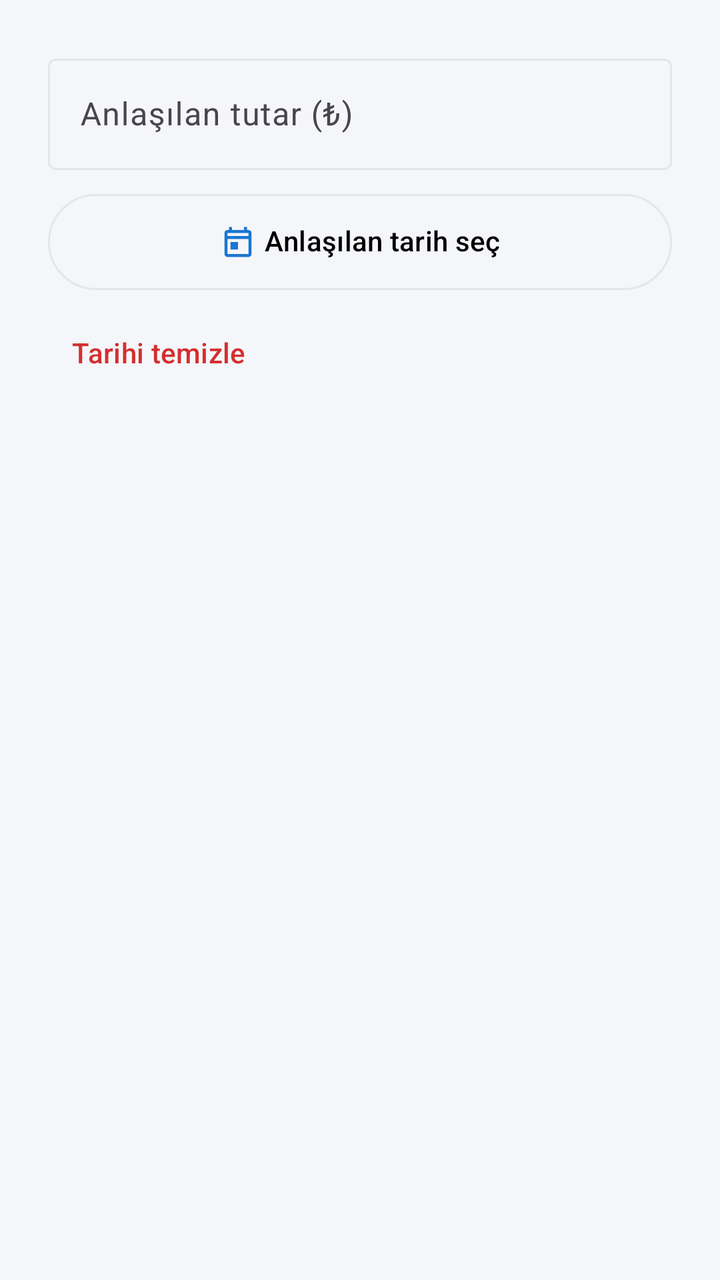
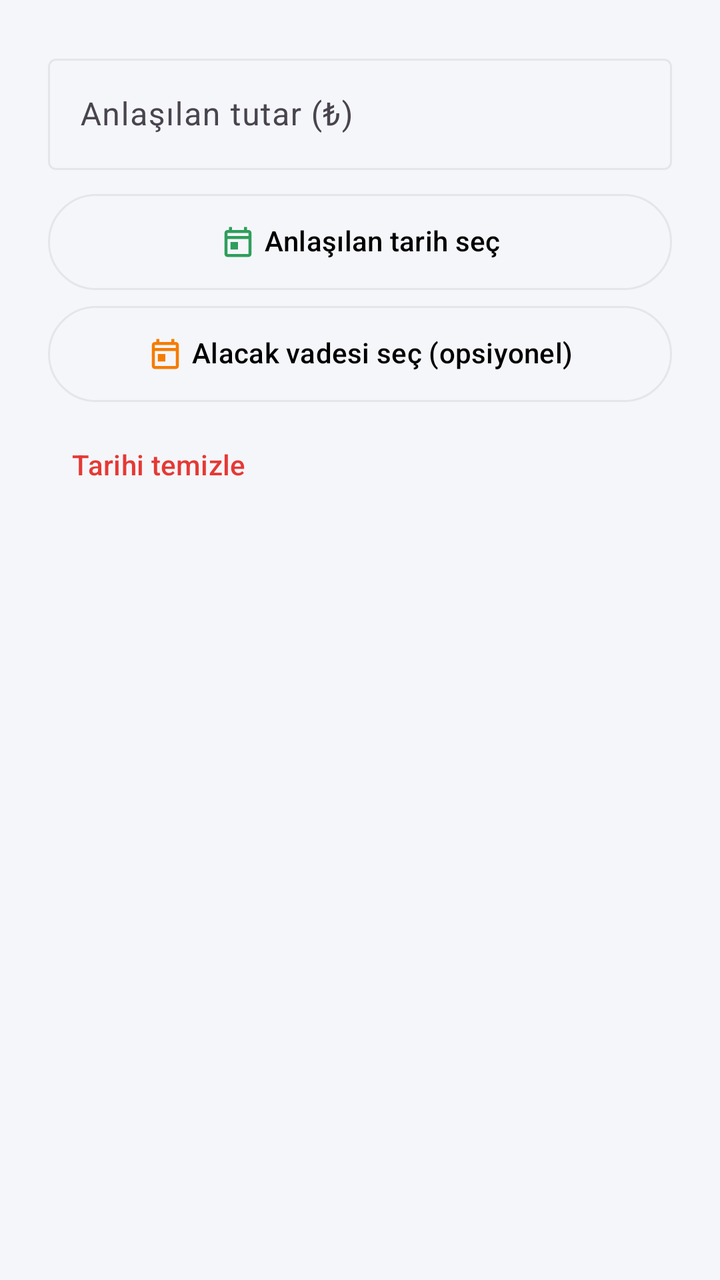

Before-and-after screenshots of an Android layout around one commit, followed by the original layout XML and the change that was made.
<!-- AndroidManifest.xml: application theme Theme.RotaUygulama -->
<!-- res/layout/dialog_edit_agreement.xml -->
<?xml version="1.0" encoding="utf-8"?>
<LinearLayout xmlns:android="http://schemas.android.com/apk/res/android"
    xmlns:app="http://schemas.android.com/apk/res-auto"
    android:layout_width="match_parent"
    android:layout_height="wrap_content"
    android:orientation="vertical"
    android:padding="@dimen/space_l">

    <com.google.android.material.textfield.TextInputLayout
        android:id="@+id/input_amount"
        android:layout_width="match_parent"
        android:layout_height="wrap_content"
        android:hint="@string/ledger_agreed_amount_hint">

        <com.google.android.material.textfield.TextInputEditText
            android:id="@+id/edit_amount"
            android:layout_width="match_parent"
            android:layout_height="wrap_content"
            android:inputType="numberDecimal"
            android:maxLines="1" />
    </com.google.android.material.textfield.TextInputLayout>

    <com.google.android.material.button.MaterialButton
        android:id="@+id/button_date"
        style="@style/Widget.Rota.Button.Outlined"
        android:layout_width="match_parent"
        android:layout_height="wrap_content"
        android:layout_marginTop="@dimen/space_s"
        android:text="@string/ledger_agreed_date_pick"
        app:icon="@drawable/ic_calendar"
        app:iconGravity="textStart"
        app:iconTint="@color/brand_blue" />

    <com.google.android.material.button.MaterialButton
        android:id="@+id/button_clear_date"
        style="@style/Widget.Material3.Button.TextButton"
        android:layout_width="wrap_content"
        android:layout_height="wrap_content"
        android:layout_marginTop="@dimen/space_xs"
        android:text="@string/ledger_clear_date"
        android:textColor="@color/error_red" />

</LinearLayout>
<!-- resources referenced by this layout -->
<resources>
  <color name="brand_blue">#FF1976D2</color>
  <color name="error_red">#FFD32F2F</color>
  <dimen name="space_l">24dp</dimen>
  <dimen name="space_s">12dp</dimen>
  <dimen name="space_xs">8dp</dimen>
  <!-- drawable ic_calendar (drawable) -->
  <?xml version="1.0" encoding="utf-8"?>
  <vector xmlns:android="http://schemas.android.com/apk/res/android"
      android:width="24dp"
      android:height="24dp"
      android:viewportWidth="24"
      android:viewportHeight="24">
  
      <path
          android:fillColor="#FFFFFF"
          android:pathData="M19,4h-1L18,2h-2v2L8,4L8,2L6,2v2L5,4c-1.11,0 -1.99,0.9 -1.99,2L3,20c0,1.1 0.89,2 2,2h14c1.1,0 2,-0.9 2,-2L21,6c0,-1.1 -0.9,-2 -2,-2zM19,20L5,20L5,10h14v10zM19,8L5,8L5,6h14v2zM7,12h5v5L7,17z" />
  
  </vector>
  <string name="ledger_agreed_amount_hint">Anlaşılan tutar (₺)</string>
  <string name="ledger_agreed_date_pick">Anlaşılan tarih seç</string>
  <string name="ledger_clear_date">Tarihi temizle</string>
  <style name="Widget.Rota.Button.Outlined" parent="Widget.Material3.Button.OutlinedButton">
          <item name="cornerRadius">@dimen/radius_pill</item>
          <item name="android:insetLeft">0dp</item>
          <item name="android:insetRight">0dp</item>
          <item name="android:insetTop">0dp</item>
          <item name="android:insetBottom">0dp</item>
          <item name="android:minHeight">48dp</item>
          <item name="android:gravity">center</item>
          <item name="android:includeFontPadding">false</item>
          <item name="strokeColor">@color/outline_light</item>
          <item name="strokeWidth">1dp</item>
          <item name="android:textColor">@color/black</item>
      </style>
  <style name="Theme.RotaUygulama" parent="Base.Theme.RotaUygulama" />
  <dimen name="radius_pill">28dp</dimen>
  <color name="outline_light">#FFE3E6EA</color>
  <color name="black">#FF000000</color>
  <style name="Base.Theme.RotaUygulama" parent="Theme.Material3.DayNight.NoActionBar">
          
          <item name="colorPrimary">@color/brand_red</item>
          <item name="colorOnPrimary">@color/white</item>
          <item name="colorSurface">@color/surface_white</item>
          <item name="colorOnSurface">@color/black</item>
          <item name="colorOutline">@color/outline_light</item>
  
          <item name="android:colorBackground">@color/bg_light</item>
          <item name="android:statusBarColor">@color/bg_light</item>
          <item name="android:navigationBarColor">@color/bg_light</item>
          <item name="android:forceDarkAllowed" tools:targetApi="q">false</item>
  
          
          <item name="materialButtonStyle">@style/Widget.Rota.Button.Primary</item>
      </style>
  <color name="brand_red">#FFC62828</color>
  <color name="white">#FFFFFFFF</color>
  <color name="surface_white">#FFFFFFFF</color>
  <color name="bg_light">#FFF5F6FA</color>
  <style name="Widget.Rota.Button.Primary" parent="Widget.Material3.Button">
          <item name="cornerRadius">@dimen/radius_pill</item>
          <item name="android:insetLeft">0dp</item>
          <item name="android:insetRight">0dp</item>
          <item name="android:insetTop">0dp</item>
          <item name="android:insetBottom">0dp</item>
          <item name="android:minHeight">48dp</item>
          <item name="android:gravity">center</item>
          <item name="android:includeFontPadding">false</item>
          <item name="android:textColor">@color/white</item>
          <item name="backgroundTint">@color/brand_red</item>
      </style>
</resources>

<!-- the commit's change to res/layout/dialog_edit_agreement.xml (unified diff, before → after) -->
@@ -1,43 +1,59 @@
 <?xml version="1.0" encoding="utf-8"?>
-<LinearLayout xmlns:android="http://schemas.android.com/apk/res/android"
+<androidx.core.widget.NestedScrollView xmlns:android="http://schemas.android.com/apk/res/android"
     xmlns:app="http://schemas.android.com/apk/res-auto"
     android:layout_width="match_parent"
-    android:layout_height="wrap_content"
-    android:orientation="vertical"
-    android:padding="@dimen/space_l">
+    android:layout_height="wrap_content">
 
-    <com.google.android.material.textfield.TextInputLayout
-        android:id="@+id/input_amount"
+    <LinearLayout
         android:layout_width="match_parent"
         android:layout_height="wrap_content"
-        android:hint="@string/ledger_agreed_amount_hint">
+        android:orientation="vertical"
+        android:padding="@dimen/space_l">
 
-        <com.google.android.material.textfield.TextInputEditText
-            android:id="@+id/edit_amount"
+        <com.google.android.material.textfield.TextInputLayout
+            android:id="@+id/input_amount"
             android:layout_width="match_parent"
             android:layout_height="wrap_content"
-            android:inputType="numberDecimal"
-            android:maxLines="1" />
-    </com.google.android.material.textfield.TextInputLayout>
+            android:hint="@string/ledger_agreed_amount_hint">
 
-    <com.google.android.material.button.MaterialButton
-        android:id="@+id/button_date"
-        style="@style/Widget.Rota.Button.Outlined"
-        android:layout_width="match_parent"
-        android:layout_height="wrap_content"
-        android:layout_marginTop="@dimen/space_s"
-        android:text="@string/ledger_agreed_date_pick"
-        app:icon="@drawable/ic_calendar"
-        app:iconGravity="textStart"
-        app:iconTint="@color/brand_blue" />
+            <com.google.android.material.textfield.TextInputEditText
+                android:id="@+id/edit_amount"
+                android:layout_width="match_parent"
+                android:layout_height="wrap_content"
+                android:inputType="numberDecimal"
+                android:maxLines="1" />
+        </com.google.android.material.textfield.TextInputLayout>
 
-    <com.google.android.material.button.MaterialButton
-        android:id="@+id/button_clear_date"
-        style="@style/Widget.Material3.Button.TextButton"
-        android:layout_width="wrap_content"
-        android:layout_height="wrap_content"
-        android:layout_marginTop="@dimen/space_xs"
-        android:text="@string/ledger_clear_date"
-        android:textColor="@color/error_red" />
+        <com.google.android.material.button.MaterialButton
+            android:id="@+id/button_date"
+            style="@style/Widget.Rota.Button.Outlined"
+            android:layout_width="match_parent"
+            android:layout_height="wrap_content"
+            android:layout_marginTop="@dimen/space_s"
+            android:text="@string/ledger_agreed_date_pick"
+            app:icon="@drawable/ic_calendar"
+            app:iconGravity="textStart"
+            app:iconTint="@color/accent_green" />
 
-</LinearLayout>
+        <com.google.android.material.button.MaterialButton
+            android:id="@+id/button_due_date"
+            style="@style/Widget.Rota.Button.Outlined"
+            android:layout_width="match_parent"
+            android:layout_height="wrap_content"
+            android:layout_marginTop="@dimen/space_xs"
+            android:text="@string/ledger_due_date_pick"
+            app:icon="@drawable/ic_calendar"
+            app:iconGravity="textStart"
+            app:iconTint="@color/accent_amber" />
+
+        <com.google.android.material.button.MaterialButton
+            android:id="@+id/button_clear_due"
+            style="@style/Widget.Material3.Button.TextButton"
+            android:layout_width="wrap_content"
+            android:layout_height="wrap_content"
+            android:layout_marginTop="@dimen/space_xs"
+            android:text="@string/ledger_clear_date"
+            android:textColor="@color/accent_red" />
+
+    </LinearLayout>
+</androidx.core.widget.NestedScrollView>
<!-- resource entries referenced after the edit -->
@@ -1,7 +1,8 @@
 <!-- resources referenced by this layout -->
 <resources>
-  <color name="brand_blue">#FF1976D2</color>
-  <color name="error_red">#FFD32F2F</color>
+  <color name="accent_amber">#FFF57C00</color>
+  <color name="accent_green">#FF2E9E5B</color>
+  <color name="accent_red">#FFE53935</color>
   <dimen name="space_l">24dp</dimen>
   <dimen name="space_s">12dp</dimen>
   <dimen name="space_xs">8dp</dimen>
@@ -21,6 +22,7 @@
   <string name="ledger_agreed_amount_hint">Anlaşılan tutar (₺)</string>
   <string name="ledger_agreed_date_pick">Anlaşılan tarih seç</string>
   <string name="ledger_clear_date">Tarihi temizle</string>
+  <string name="ledger_due_date_pick">Alacak vadesi seç (opsiyonel)</string>
   <style name="Widget.Rota.Button.Outlined" parent="Widget.Material3.Button.OutlinedButton">
           <item name="cornerRadius">@dimen/radius_pill</item>
           <item name="android:insetLeft">0dp</item>
